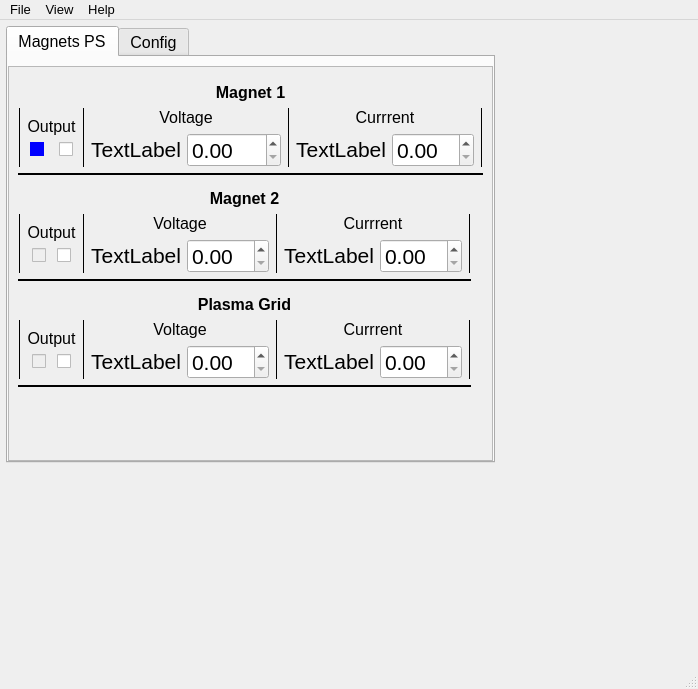
Before: the Qt Designer form Magnets_UI.ui in salinsalins/TDKLambda, drawn with Qt 5.
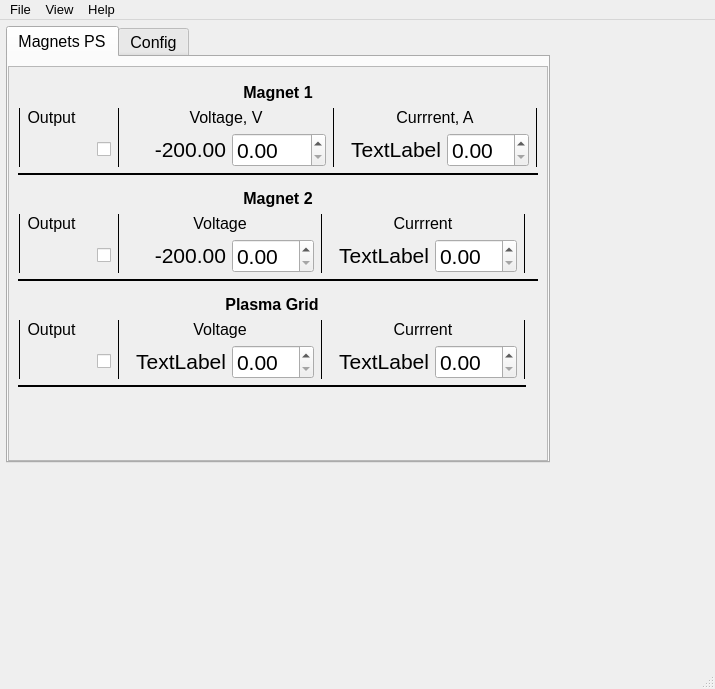
After: the same form once the commit is applied. Icons and pictures are not drawn.

Patch:
```diff
--- a/Magnets_UI.ui
+++ b/Magnets_UI.ui
@@ -6,7 +6,7 @@
    <rect>
     <x>0</x>
     <y>0</y>
-    <width>698</width>
+    <width>715</width>
     <height>689</height>
    </rect>
   </property>
@@ -120,14 +120,14 @@
              <x>0</x>
              <y>0</y>
              <width>695</width>
-             <height>527</height>
+             <height>553</height>
             </rect>
            </property>
            <layout class="QVBoxLayout" name="verticalLayout">
             <item>
              <widget class="QFrame" name="frame_16">
               <property name="sizePolicy">
-               <sizepolicy hsizetype="Fixed" vsizetype="Fixed">
+               <sizepolicy hsizetype="Preferred" vsizetype="Fixed">
                 <horstretch>0</horstretch>
                 <verstretch>0</verstretch>
                </sizepolicy>
@@ -153,6 +153,9 @@
                </property>
                <item>
                 <widget class="QLabel" name="label_55">
+                 <property name="enabled">
+                  <bool>true</bool>
+                 </property>
                  <property name="sizePolicy">
                   <sizepolicy hsizetype="Preferred" vsizetype="Fixed">
                    <horstretch>0</horstretch>
@@ -203,7 +206,7 @@
                   <item>
                    <widget class="QFrame" name="frame_18">
                     <property name="sizePolicy">
-                     <sizepolicy hsizetype="Fixed" vsizetype="Fixed">
+                     <sizepolicy hsizetype="Preferred" vsizetype="Fixed">
                       <horstretch>0</horstretch>
                       <verstretch>0</verstretch>
                      </sizepolicy>
@@ -308,9 +311,9 @@
                             <number>0</number>
                            </property>
                            <item>
-                            <widget class="QCheckBox" name="checkBox_26">
+                            <widget class="QPushButton" name="pushButton_26">
                              <property name="enabled">
-                              <bool>false</bool>
+                              <bool>true</bool>
                              </property>
                              <property name="sizePolicy">
                               <sizepolicy hsizetype="Fixed" vsizetype="Fixed">
@@ -324,20 +327,46 @@
                               </font>
                              </property>
                              <property name="styleSheet">
-                              <string notr="true">QCheckBox::indicator {
+                              <string notr="true">::indicator {
 background:blue;
 }</string>
                              </property>
                              <property name="text">
                               <string notr="true"/>
                              </property>
+                             <property name="icon">
+                              <iconset>
+                               <normaloff>leds/images48/ledred.png</normaloff>
+                               <normalon>leds/images48/ledgreen.png</normalon>leds/images48/ledred.png</iconset>
+                             </property>
+                             <property name="iconSize">
+                              <size>
+                               <width>36</width>
+                               <height>36</height>
+                              </size>
+                             </property>
                              <property name="checkable">
+                              <bool>true</bool>
+                             </property>
+                             <property name="checked">
                               <bool>false</bool>
                              </property>
+                             <property name="autoDefault">
+                              <bool>false</bool>
+                             </property>
+                             <property name="default">
+                              <bool>false</bool>
+                             </property>
+                             <property name="flat">
+                              <bool>true</bool>
+                             </property>
                             </widget>
                            </item>
                            <item>
                             <widget class="QCheckBox" name="checkBox_25">
+                             <property name="enabled">
+                              <bool>true</bool>
+                             </property>
                              <property name="sizePolicy">
                               <sizepolicy hsizetype="Fixed" vsizetype="Fixed">
                                <horstretch>0</horstretch>
@@ -373,7 +402,7 @@
                      <item>
                       <widget class="QFrame" name="frame_23">
                        <property name="sizePolicy">
-                        <sizepolicy hsizetype="Fixed" vsizetype="Preferred">
+                        <sizepolicy hsizetype="Preferred" vsizetype="Fixed">
                          <horstretch>0</horstretch>
                          <verstretch>0</verstretch>
                         </sizepolicy>
@@ -406,7 +435,7 @@
                            </sizepolicy>
                           </property>
                           <property name="text">
-                           <string>Voltage</string>
+                           <string>Voltage, V</string>
                           </property>
                           <property name="alignment">
                            <set>Qt::AlignCenter</set>
@@ -416,7 +445,7 @@
                         <item>
                          <widget class="QFrame" name="frame_24">
                           <property name="sizePolicy">
-                           <sizepolicy hsizetype="Fixed" vsizetype="Preferred">
+                           <sizepolicy hsizetype="Preferred" vsizetype="Fixed">
                             <horstretch>0</horstretch>
                             <verstretch>0</verstretch>
                            </sizepolicy>
@@ -442,12 +471,21 @@
                            </property>
                            <item>
                             <widget class="QLabel" name="label_63">
+                             <property name="enabled">
+                              <bool>true</bool>
+                             </property>
                              <property name="sizePolicy">
-                              <sizepolicy hsizetype="Fixed" vsizetype="Fixed">
+                              <sizepolicy hsizetype="Minimum" vsizetype="Fixed">
                                <horstretch>0</horstretch>
                                <verstretch>0</verstretch>
                               </sizepolicy>
                              </property>
+                             <property name="minimumSize">
+                              <size>
+                               <width>100</width>
+                               <height>0</height>
+                              </size>
+                             </property>
                              <property name="font">
                               <font>
                                <pointsize>16</pointsize>
@@ -457,7 +495,7 @@
                               <enum>QFrame::NoFrame</enum>
                              </property>
                              <property name="text">
-                              <string>TextLabel</string>
+                              <string>-200.00</string>
                              </property>
                              <property name="textFormat">
                               <enum>Qt::PlainText</enum>
@@ -469,8 +507,11 @@
                            </item>
                            <item>
                             <widget class="QDoubleSpinBox" name="doubleSpinBox_20">
+                             <property name="enabled">
+                              <bool>true</bool>
+                             </property>
                              <property name="sizePolicy">
-                              <sizepolicy hsizetype="Fixed" vsizetype="Fixed">
+                              <sizepolicy hsizetype="Preferred" vsizetype="Fixed">
                                <horstretch>0</horstretch>
                                <verstretch>0</verstretch>
                               </sizepolicy>
@@ -519,7 +560,7 @@
                      <item>
                       <widget class="QFrame" name="frame_25">
                        <property name="sizePolicy">
-                        <sizepolicy hsizetype="Fixed" vsizetype="Preferred">
+                        <sizepolicy hsizetype="Preferred" vsizetype="Preferred">
                          <horstretch>0</horstretch>
                          <verstretch>0</verstretch>
                         </sizepolicy>
@@ -552,7 +593,7 @@
                            </sizepolicy>
                           </property>
                           <property name="text">
-                           <string>Currrent</string>
+                           <string>Currrent, A</string>
                           </property>
                           <property name="alignment">
                            <set>Qt::AlignCenter</set>
@@ -562,7 +603,7 @@
                         <item>
                          <widget class="QFrame" name="frame_26">
                           <property name="sizePolicy">
-                           <sizepolicy hsizetype="Fixed" vsizetype="Preferred">
+                           <sizepolicy hsizetype="Preferred" vsizetype="Preferred">
                             <horstretch>0</horstretch>
                             <verstretch>0</verstretch>
                            </sizepolicy>
@@ -589,11 +630,17 @@
                            <item>
                             <widget class="QLabel" name="label_65">
                              <property name="sizePolicy">
-                              <sizepolicy hsizetype="Fixed" vsizetype="Fixed">
+                              <sizepolicy hsizetype="Minimum" vsizetype="Fixed">
                                <horstretch>0</horstretch>
                                <verstretch>0</verstretch>
                               </sizepolicy>
                              </property>
+                             <property name="minimumSize">
+                              <size>
+                               <width>100</width>
+                               <height>0</height>
+                              </size>
+                             </property>
                              <property name="font">
                               <font>
                                <pointsize>16</pointsize>
@@ -656,7 +703,7 @@
                <item>
                 <widget class="Line" name="line_7">
                  <property name="sizePolicy">
-                  <sizepolicy hsizetype="Expanding" vsizetype="Fixed">
+                  <sizepolicy hsizetype="Minimum" vsizetype="Fixed">
                    <horstretch>0</horstretch>
                    <verstretch>0</verstretch>
                   </sizepolicy>
@@ -675,7 +722,7 @@
                <item>
                 <widget class="QFrame" name="frame_70">
                  <property name="sizePolicy">
-                  <sizepolicy hsizetype="Fixed" vsizetype="Fixed">
+                  <sizepolicy hsizetype="Preferred" vsizetype="Fixed">
                    <horstretch>0</horstretch>
                    <verstretch>0</verstretch>
                   </sizepolicy>
@@ -856,9 +903,9 @@
                                <number>0</number>
                               </property>
                               <item>
-                               <widget class="QCheckBox" name="checkBox_46">
+                               <widget class="QPushButton" name="pushButton_27">
                                 <property name="enabled">
-                                 <bool>false</bool>
+                                 <bool>true</bool>
                                 </property>
                                 <property name="sizePolicy">
                                  <sizepolicy hsizetype="Fixed" vsizetype="Fixed">
@@ -871,12 +918,40 @@
                                   <pointsize>16</pointsize>
                                  </font>
                                 </property>
+                                <property name="styleSheet">
+                                 <string notr="true">::indicator {
+background:blue;
+}</string>
+                                </property>
                                 <property name="text">
                                  <string notr="true"/>
                                 </property>
+                                <property name="icon">
+                                 <iconset>
+                                  <normaloff>leds/images48/ledred.png</normaloff>
+                                  <normalon>leds/images48/ledgreen.png</normalon>leds/images48/ledred.png</iconset>
+                                </property>
+                                <property name="iconSize">
+                                 <size>
+                                  <width>36</width>
+                                  <height>36</height>
+                                 </size>
+                                </property>
                                 <property name="checkable">
+                                 <bool>true</bool>
+                                </property>
+                                <property name="checked">
                                  <bool>false</bool>
                                 </property>
+                                <property name="autoDefault">
+                                 <bool>false</bool>
+                                </property>
+                                <property name="default">
+                                 <bool>false</bool>
+                                </property>
+                                <property name="flat">
+                                 <bool>true</bool>
+                                </property>
                                </widget>
                               </item>
                               <item>
@@ -983,11 +1058,17 @@
                               <item>
                                <widget class="QLabel" name="label_110">
                                 <property name="sizePolicy">
-                                 <sizepolicy hsizetype="Fixed" vsizetype="Fixed">
+                                 <sizepolicy hsizetype="Minimum" vsizetype="Fixed">
                                   <horstretch>0</horstretch>
                                   <verstretch>0</verstretch>
                                  </sizepolicy>
                                 </property>
+                                <property name="minimumSize">
+                                 <size>
+                                  <width>100</width>
+                                  <height>0</height>
+                                 </size>
+                                </property>
                                 <property name="font">
                                  <font>
                                   <pointsize>16</pointsize>
@@ -997,7 +1078,7 @@
                                  <enum>QFrame::NoFrame</enum>
                                 </property>
                                 <property name="text">
-                                 <string>TextLabel</string>
+                                 <string>-200.00</string>
                                 </property>
                                 <property name="textFormat">
                                  <enum>Qt::PlainText</enum>
@@ -1117,11 +1198,17 @@
                               <item>
                                <widget class="QLabel" name="label_112">
                                 <property name="sizePolicy">
-                                 <sizepolicy hsizetype="Fixed" vsizetype="Fixed">
+                                 <sizepolicy hsizetype="Minimum" vsizetype="Fixed">
                                   <horstretch>0</horstretch>
                                   <verstretch>0</verstretch>
                                  </sizepolicy>
                                 </property>
+                                <property name="minimumSize">
+                                 <size>
+                                  <width>100</width>
+                                  <height>0</height>
+                                 </size>
+                                </property>
                                 <property name="font">
                                  <font>
                                   <pointsize>16</pointsize>
@@ -1387,9 +1474,9 @@
                                   <number>0</number>
                                  </property>
                                  <item>
-                                  <widget class="QCheckBox" name="checkBox_44">
+                                  <widget class="QPushButton" name="pushButton_28">
                                    <property name="enabled">
-                                    <bool>false</bool>
+                                    <bool>true</bool>
                                    </property>
                                    <property name="sizePolicy">
                                     <sizepolicy hsizetype="Fixed" vsizetype="Fixed">
@@ -1402,12 +1489,40 @@
                                      <pointsize>16</pointsize>
                                     </font>
                                    </property>
+                                   <property name="styleSheet">
+                                    <string notr="true">::indicator {
+background:blue;
+}</string>
+                                   </property>
                                    <property name="text">
                                     <string notr="true"/>
                                    </property>
+                                   <property name="icon">
+                                    <iconset>
+                                     <normaloff>leds/images48/ledred.png</normaloff>
+                                     <normalon>leds/images48/ledgreen.png</normalon>leds/images48/ledred.png</iconset>
+                                   </property>
+                                   <property name="iconSize">
+                                    <size>
+                                     <width>36</width>
+                                     <height>36</height>
+                                    </size>
+                                   </property>
                                    <property name="checkable">
+                                    <bool>true</bool>
+                                   </property>
+                                   <property name="checked">
                                     <bool>false</bool>
                                    </property>
+                                   <property name="autoDefault">
+                                    <bool>false</bool>
+                                   </property>
+                                   <property name="default">
+                                    <bool>false</bool>
+                                   </property>
+                                   <property name="flat">
+                                    <bool>true</bool>
+                                   </property>
                                   </widget>
                                  </item>
                                  <item>
@@ -1514,11 +1629,17 @@
                                  <item>
                                   <widget class="QLabel" name="label_104">
                                    <property name="sizePolicy">
-                                    <sizepolicy hsizetype="Fixed" vsizetype="Fixed">
+                                    <sizepolicy hsizetype="Minimum" vsizetype="Fixed">
                                      <horstretch>0</horstretch>
                                      <verstretch>0</verstretch>
                                     </sizepolicy>
                                    </property>
+                                   <property name="minimumSize">
+                                    <size>
+                                     <width>100</width>
+                                     <height>0</height>
+                                    </size>
+                                   </property>
                                    <property name="font">
                                     <font>
                                      <pointsize>16</pointsize>
@@ -1648,11 +1769,17 @@
                                  <item>
                                   <widget class="QLabel" name="label_106">
                                    <property name="sizePolicy">
-                                    <sizepolicy hsizetype="Fixed" vsizetype="Fixed">
+                                    <sizepolicy hsizetype="Minimum" vsizetype="Fixed">
                                      <horstretch>0</horstretch>
                                      <verstretch>0</verstretch>
                                     </sizepolicy>
                                    </property>
+                                   <property name="minimumSize">
+                                    <size>
+                                     <width>100</width>
+                                     <height>0</height>
+                                    </size>
+                                   </property>
                                    <property name="font">
                                     <font>
                                      <pointsize>16</pointsize>
@@ -1878,7 +2005,7 @@
     <rect>
      <x>0</x>
      <y>0</y>
-     <width>698</width>
+     <width>715</width>
      <height>34</height>
     </rect>
    </property>
```
Left out of the diff: 2 changed lines with no effect on the pictures.
